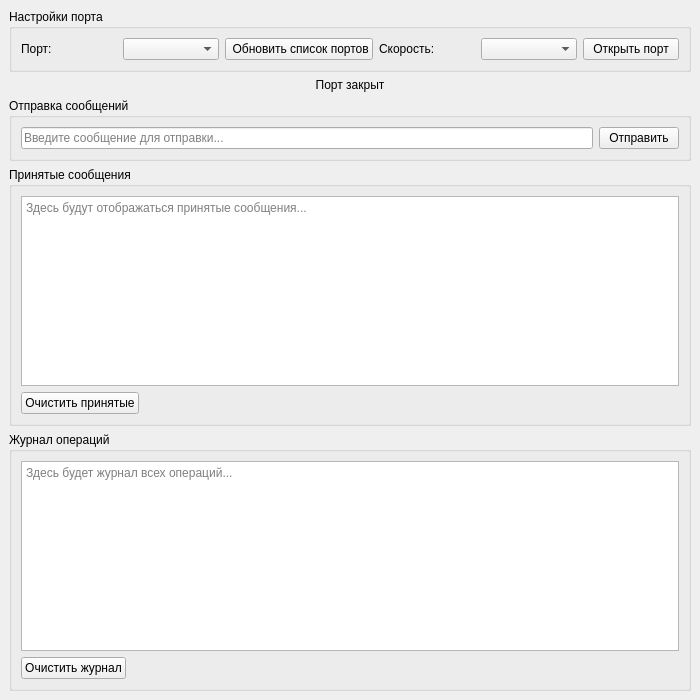
Before: the Qt Designer form src/mainwindow.ui in Kenoty/basics-of-computer-networks, drawn with Qt 5.
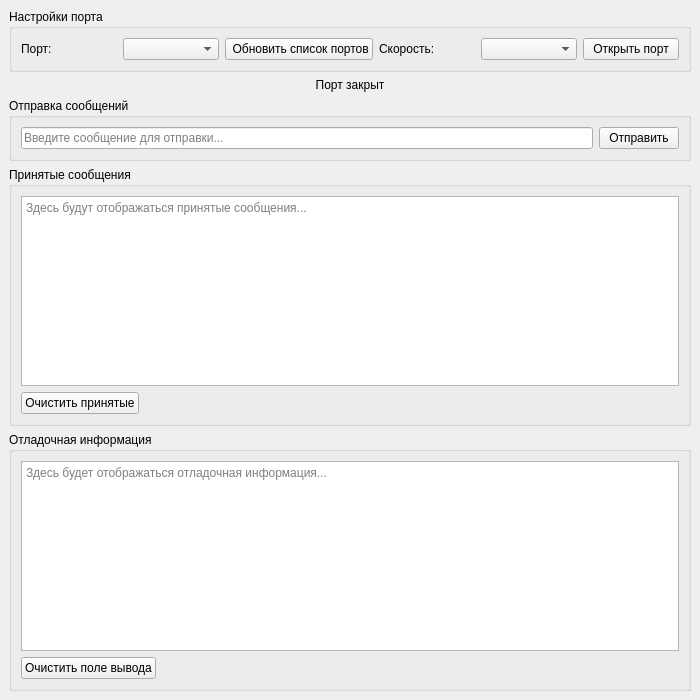
After: the same form once the commit is applied.

Commit message: speed checkbox was changed and ux changes applied

Patch:
```diff
--- a/src/mainwindow.ui
+++ b/src/mainwindow.ui
@@ -141,7 +141,7 @@
     <item>
      <widget class="QGroupBox" name="groupBox_3">
       <property name="title">
-       <string>Журнал операций</string>
+       <string>Отладочная информация</string>
       </property>
       <layout class="QVBoxLayout" name="verticalLayout_3">
        <item>
@@ -150,7 +150,7 @@
           <bool>true</bool>
          </property>
          <property name="placeholderText">
-          <string>Здесь будет журнал всех операций...</string>
+          <string>Здесь будет отображаться отладочная информация...</string>
          </property>
         </widget>
        </item>
@@ -159,7 +159,7 @@
          <item>
           <widget class="QPushButton" name="clearButton">
            <property name="text">
-            <string>Очистить журнал</string>
+            <string>Очистить поле вывода</string>
            </property>
           </widget>
          </item>
```
The commit also changes 2 other files.
